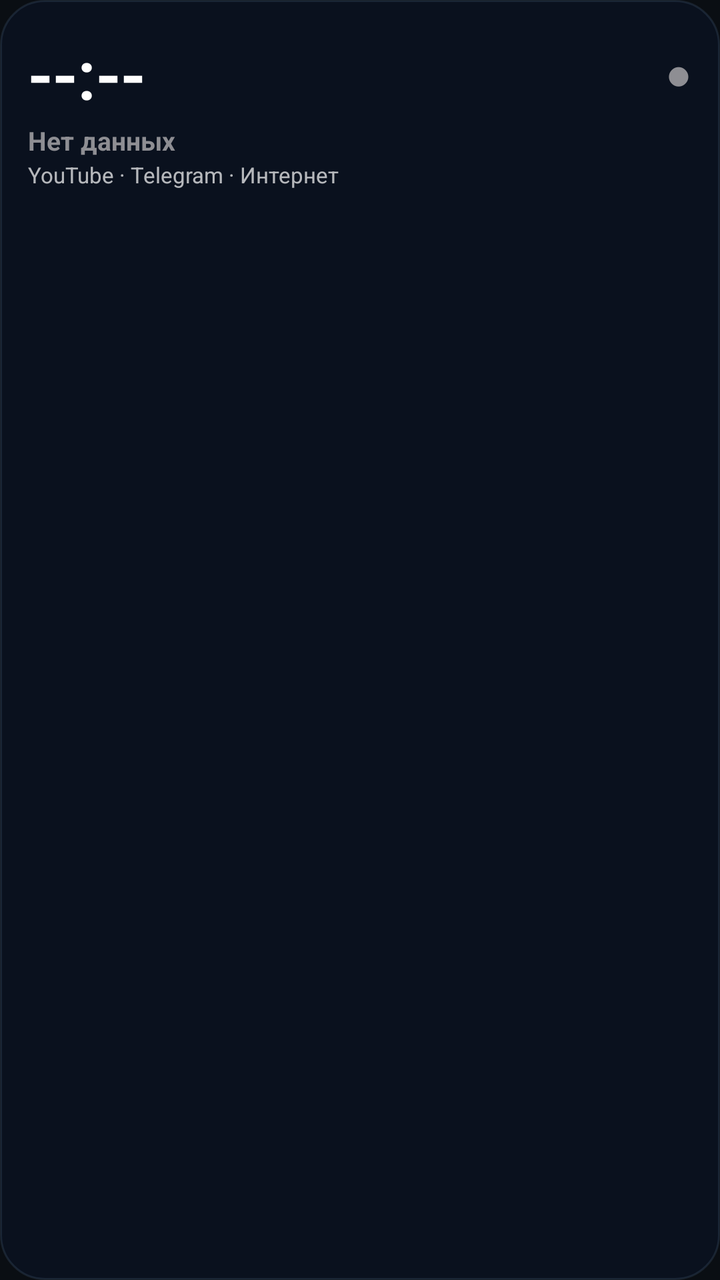
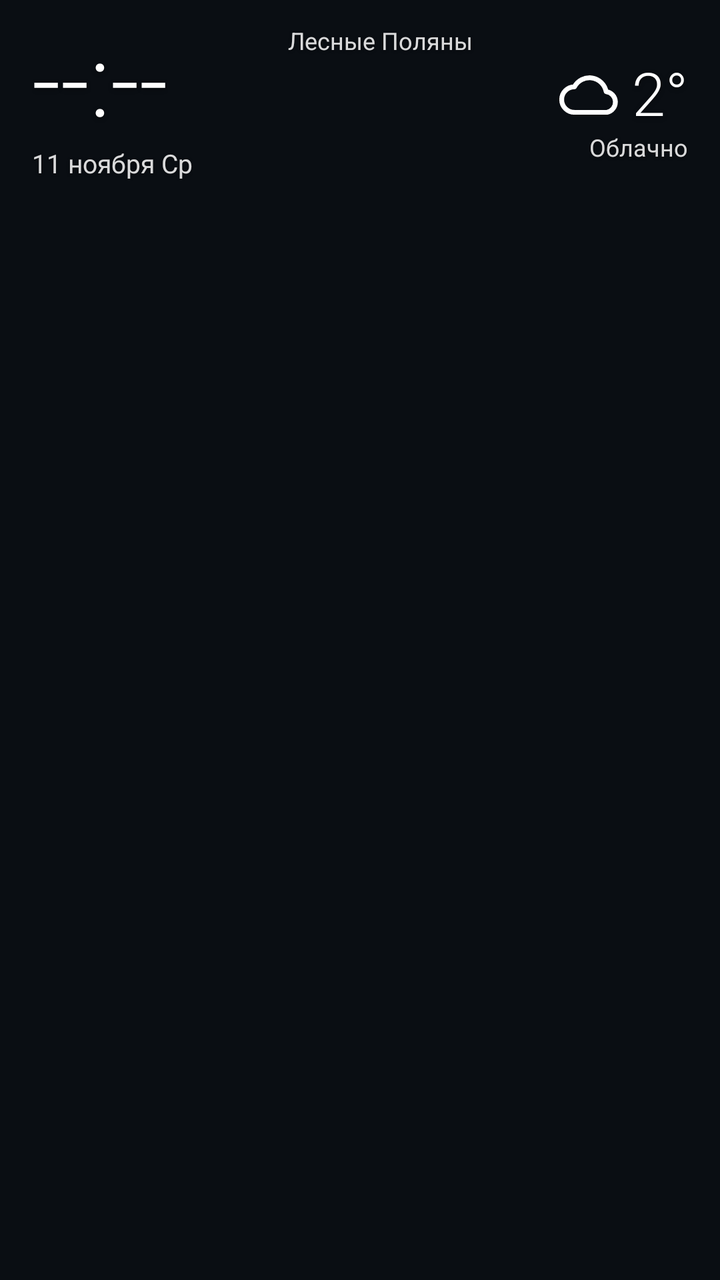

The first picture is an Android layout as it rendered before a commit; the second is the same layout after the commit. The layout source and the unified diff follow.
<!-- AndroidManifest.xml: application theme Theme.NetMon -->
<!-- res/layout/widget_clock.xml -->
<?xml version="1.0" encoding="utf-8"?>
<LinearLayout xmlns:android="http://schemas.android.com/apk/res/android"
    android:layout_width="match_parent"
    android:layout_height="match_parent"
    android:background="@drawable/widget_clock_bg"
    android:orientation="vertical"
    android:padding="14dp">

    <LinearLayout
        android:layout_width="match_parent"
        android:layout_height="wrap_content"
        android:gravity="center_vertical"
        android:orientation="horizontal">

        <TextView
            android:id="@+id/widget_time"
            android:layout_width="0dp"
            android:layout_height="wrap_content"
            android:layout_weight="1"
            android:fontFamily="sans-serif-light"
            android:text="--:--"
            android:textColor="#FFFFFFFF"
            android:textSize="34sp"
            android:textStyle="bold" />

        <TextView
            android:id="@+id/widget_dot"
            android:layout_width="wrap_content"
            android:layout_height="wrap_content"
            android:text="●"
            android:textColor="#FF8E8E93"
            android:textSize="22sp" />
    </LinearLayout>

    <TextView
        android:id="@+id/widget_status"
        android:layout_width="match_parent"
        android:layout_height="wrap_content"
        android:layout_marginTop="2dp"
        android:text="Нет данных"
        android:textColor="#FF8E8E93"
        android:textSize="13sp"
        android:textStyle="bold" />

    <TextView
        android:id="@+id/widget_detail"
        android:layout_width="match_parent"
        android:layout_height="wrap_content"
        android:layout_marginTop="1dp"
        android:maxLines="1"
        android:ellipsize="end"
        android:text="YouTube · Telegram · Интернет"
        android:textColor="#B3FFFFFF"
        android:textSize="11sp" />
</LinearLayout>
<!-- resources referenced by this layout -->
<resources>
  <!-- drawable widget_clock_bg (drawable) -->
  <?xml version="1.0" encoding="utf-8"?>
  <shape xmlns:android="http://schemas.android.com/apk/res/android"
      android:shape="rectangle">
      <solid android:color="#E60B1220" />
      <corners android:radius="22dp" />
      <stroke android:width="1dp" android:color="#335A7A9A" />
  </shape>
  <style name="Theme.NetMon" parent="android:Theme.Material.NoActionBar">
          <item name="android:windowBackground">#0a0e13</item>
          <item name="android:statusBarColor">#0a0e13</item>
          <item name="android:navigationBarColor">#0a0e13</item>
          <item name="android:colorAccent">#2ea6e0</item>
          <item name="android:windowLightStatusBar">false</item>
      </style>
</resources>

<!-- the commit's change to res/layout/widget_clock.xml (unified diff, before → after) -->
@@ -1,55 +1,109 @@
 <?xml version="1.0" encoding="utf-8"?>
-<LinearLayout xmlns:android="http://schemas.android.com/apk/res/android"
+<RelativeLayout xmlns:android="http://schemas.android.com/apk/res/android"
+    android:id="@+id/widget_root"
     android:layout_width="match_parent"
     android:layout_height="match_parent"
-    android:background="@drawable/widget_clock_bg"
-    android:orientation="vertical"
-    android:padding="14dp">
+    android:paddingHorizontal="16dp"
+    android:paddingVertical="12dp">
+
+    <TextView
+        android:id="@+id/widget_time"
+        android:layout_width="wrap_content"
+        android:layout_height="wrap_content"
+        android:layout_alignParentStart="true"
+        android:layout_alignParentTop="true"
+        android:fontFamily="sans-serif-light"
+        android:includeFontPadding="false"
+        android:shadowColor="#66000000"
+        android:shadowDx="0"
+        android:shadowDy="2"
+        android:shadowRadius="6"
+        android:text="--:--"
+        android:textColor="#FFFFFFFF"
+        android:textSize="50sp" />
+
+    <TextView
+        android:id="@+id/widget_date"
+        android:layout_width="wrap_content"
+        android:layout_height="wrap_content"
+        android:layout_alignParentStart="true"
+        android:layout_below="@id/widget_time"
+        android:layout_marginTop="2dp"
+        android:fontFamily="sans-serif"
+        android:shadowColor="#66000000"
+        android:shadowDx="0"
+        android:shadowDy="1"
+        android:shadowRadius="4"
+        android:text="11 ноября Ср"
+        android:textColor="#D9FFFFFF"
+        android:textSize="13sp" />
 
     <LinearLayout
-        android:layout_width="match_parent"
+        android:id="@+id/widget_weather"
+        android:layout_width="wrap_content"
         android:layout_height="wrap_content"
-        android:gravity="center_vertical"
-        android:orientation="horizontal">
+        android:layout_alignParentEnd="true"
+        android:layout_alignParentTop="true"
+        android:gravity="end"
+        android:orientation="vertical">
 
         <TextView
-            android:id="@+id/widget_time"
-            android:layout_width="0dp"
+            android:id="@+id/widget_city"
+            android:layout_width="200dp"
             android:layout_height="wrap_content"
-            android:layout_weight="1"
-            android:fontFamily="sans-serif-light"
-            android:text="--:--"
-            android:textColor="#FFFFFFFF"
-            android:textSize="34sp"
-            android:textStyle="bold" />
+            android:fontFamily="sans-serif"
+            android:maxLines="2"
+            android:shadowColor="#66000000"
+            android:shadowDx="0"
+            android:shadowDy="1"
+            android:shadowRadius="4"
+            android:text="Лесные Поляны"
+            android:textColor="#D9FFFFFF"
+            android:textSize="12sp" />
+
+        <LinearLayout
+            android:layout_width="wrap_content"
+            android:layout_height="wrap_content"
+            android:layout_gravity="end"
+            android:layout_marginTop="2dp"
+            android:gravity="center_vertical"
+            android:orientation="horizontal">
+
+            <ImageView
+                android:id="@+id/widget_weather_icon"
+                android:layout_width="34dp"
+                android:layout_height="34dp"
+                android:contentDescription="@string/widget_clock_desc"
+                android:src="@drawable/ic_weather_cloud" />
+
+            <TextView
+                android:id="@+id/widget_temp"
+                android:layout_width="wrap_content"
+                android:layout_height="wrap_content"
+                android:layout_marginStart="4dp"
+                android:fontFamily="sans-serif-light"
+                android:includeFontPadding="false"
+                android:shadowColor="#66000000"
+                android:shadowDx="0"
+                android:shadowDy="2"
+                android:shadowRadius="6"
+                android:text="2°"
+                android:textColor="#FFFFFFFF"
+                android:textSize="30sp" />
+        </LinearLayout>
 
         <TextView
-            android:id="@+id/widget_dot"
+            android:id="@+id/widget_condition"
             android:layout_width="wrap_content"
             android:layout_height="wrap_content"
-            android:text="●"
-            android:textColor="#FF8E8E93"
-            android:textSize="22sp" />
+            android:layout_gravity="end"
+            android:fontFamily="sans-serif"
+            android:shadowColor="#66000000"
+            android:shadowDx="0"
+            android:shadowDy="1"
+            android:shadowRadius="4"
+            android:text="Облачно"
+            android:textColor="#D9FFFFFF"
+            android:textSize="12sp" />
     </LinearLayout>
-
-    <TextView
-        android:id="@+id/widget_status"
-        android:layout_width="match_parent"
-        android:layout_height="wrap_content"
-        android:layout_marginTop="2dp"
-        android:text="Нет данных"
-        android:textColor="#FF8E8E93"
-        android:textSize="13sp"
-        android:textStyle="bold" />
-
-    <TextView
-        android:id="@+id/widget_detail"
-        android:layout_width="match_parent"
-        android:layout_height="wrap_content"
-        android:layout_marginTop="1dp"
-        android:maxLines="1"
-        android:ellipsize="end"
-        android:text="YouTube · Telegram · Интернет"
-        android:textColor="#B3FFFFFF"
-        android:textSize="11sp" />
-</LinearLayout>
+</RelativeLayout>
<!-- resource entries referenced after the edit -->
@@ -1,13 +1,16 @@
 <!-- resources referenced by this layout -->
 <resources>
-  <!-- drawable widget_clock_bg (drawable) -->
+  <!-- drawable ic_weather_cloud (drawable) -->
   <?xml version="1.0" encoding="utf-8"?>
-  <shape xmlns:android="http://schemas.android.com/apk/res/android"
-      android:shape="rectangle">
-      <solid android:color="#E60B1220" />
-      <corners android:radius="22dp" />
-      <stroke android:width="1dp" android:color="#335A7A9A" />
-  </shape>
+  <vector xmlns:android="http://schemas.android.com/apk/res/android"
+      android:width="24dp" android:height="24dp"
+      android:viewportWidth="24" android:viewportHeight="24">
+      <path android:fillColor="@android:color/transparent"
+          android:strokeColor="#ffffffff" android:strokeWidth="1.7"
+          android:strokeLineCap="round" android:strokeLineJoin="round"
+          android:pathData="M6.5,18A4.5,4.5 0 0 1 6.5 9a6,6 0 0 1 11.2,1.7A3.7,3.7 0 0 1 18,18z" />
+  </vector>
+  <string name="widget_clock_desc">Часы и погода; цвет времени — статус сети</string>
   <style name="Theme.NetMon" parent="android:Theme.Material.NoActionBar">
           <item name="android:windowBackground">#0a0e13</item>
           <item name="android:statusBarColor">#0a0e13</item>
